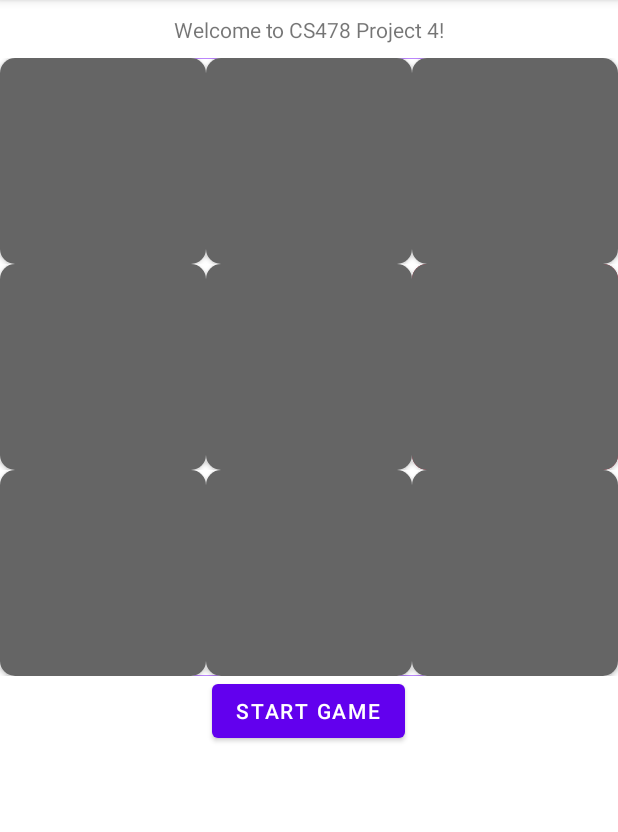
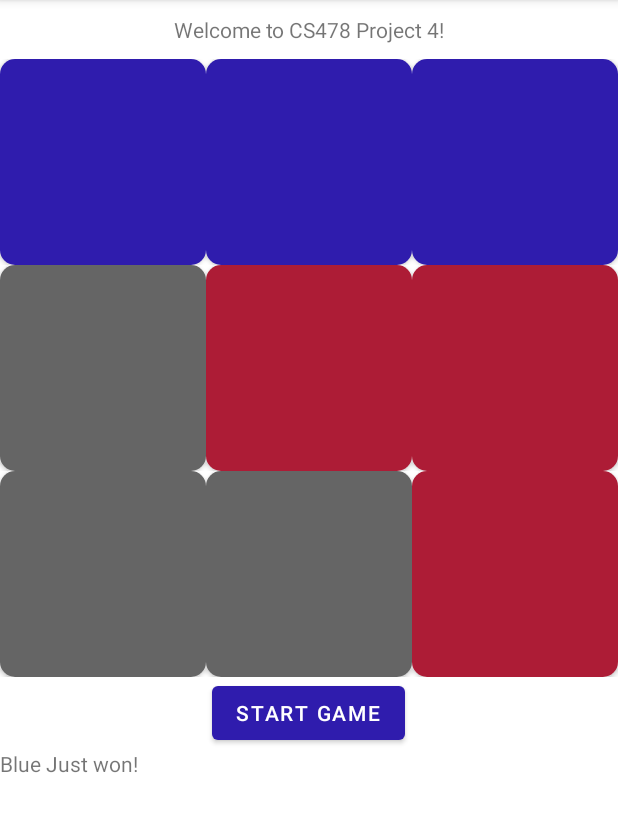
Before and after one commit to GGsource/cs478_ProjectFour, an Android app: the screen it shows after launch (MainActivity), after a tap on "START GAME", on a phone screen of 412 x 824 dp, the part 84-916 px from its top. Run offline under Robolectric (Android 15) with nearby library versions, the phone set to English and light mode, and no system bars.

Commit message:
Can now detect win in initiation phase

```diff
--- /dev/null
+++ b/app/src/main/java/edu/uic/cs478/s2023/projectfour/GamerHandler.java
@@ -0,0 +1,29 @@
+package edu.uic.cs478.s2023.projectfour;
+
+import android.os.Handler;
+import android.os.Looper;
+import android.os.Message;
+
+public class GamerHandler extends Handler {
+    private static final String TAG = "GamerHandler";
+
+    public static final int RED_JUST_PLAYED = 0;
+    public static final int BLUE_JUST_PLAYED = 1;
+
+    Handler mainHandler = new Handler(Looper.getMainLooper());
+    @Override
+    public void handleMessage(Message msg) {
+        switch (msg.what) {
+            case RED_JUST_PLAYED:
+                mainHandler.post(new Runnable() {
+                    @Override
+                    public void run() {
+
+                    }
+                });
+                break;
+            case BLUE_JUST_PLAYED:
+                break;
+        }
+    }
+}
--- a/app/src/main/java/edu/uic/cs478/s2023/projectfour/GamerThread.java
+++ b/app/src/main/java/edu/uic/cs478/s2023/projectfour/GamerThread.java
@@ -3,17 +3,25 @@ package edu.uic.cs478.s2023.projectfour;
 
 import android.os.Handler;
 import android.os.Looper;
+import android.util.Log;
 
 public class GamerThread extends Thread{
     private static final String TAG = "GamerThread";
 
     public Handler handler;
 
+    public final int THREAD_TEAM;
+
+    GamerThread(int TEAM) {
+        THREAD_TEAM = TEAM;
+    }
+
     @Override
     public void run() {
         Looper.prepare();
 
         handler = new Handler();
+        Log.d(TAG, "run: Thread Started: " + this.getName());
 
         Looper.loop();
     }
--- a/app/src/main/java/edu/uic/cs478/s2023/projectfour/MainActivity.java
+++ b/app/src/main/java/edu/uic/cs478/s2023/projectfour/MainActivity.java
@@ -2,13 +2,16 @@ package edu.uic.cs478.s2023.projectfour;
 
 import androidx.appcompat.app.AppCompatActivity;
 import androidx.cardview.widget.CardView;
+import androidx.core.content.ContextCompat;
 
 import android.os.Bundle;
+import android.util.Log;
 import android.view.View;
 import android.widget.Button;
-import android.widget.ImageView;
+import android.widget.ImageButton;
 import android.widget.TableLayout;
 import android.widget.TableRow;
+import android.widget.TextView;
 import android.widget.Toast;
 
 import java.util.Random;
@@ -16,11 +19,12 @@ import java.util.Random;
 public class MainActivity extends AppCompatActivity {
     TableLayout buttonTable;
     Button startBtn;
-    GamerThread threadRed = new GamerThread();
-    GamerThread threadBlue = new GamerThread();
+    TextView announceView;
     private final int RED = 0;
     private final int BLUE = 1;
-    private  int currentTurn = RED;
+    GamerThread threadRed = new GamerThread(RED);
+    GamerThread threadBlue = new GamerThread(BLUE);
+    private  int lastPlayerMoved = RED;
     private int setupRedCount = 0;
     private int setupBlueCount = 0;
 
@@ -35,60 +39,149 @@ public class MainActivity extends AppCompatActivity {
             TableRow currentRow = (TableRow) buttonTable.getChildAt(rowIndex);
             for (int colIndex = 0; colIndex < 3; colIndex++) {
                 CardView currentCard = (CardView) currentRow.getChildAt(colIndex);
-                currentCard.setOnClickListener(view -> Toast.makeText(MainActivity.this, "Clicked on Row " + buttonTable.indexOfChild(currentRow) + ", Col " + currentRow.indexOfChild(currentCard) + "From: " + Thread.currentThread().getName(), Toast.LENGTH_SHORT).show());
+                currentCard.getChildAt(0).setOnClickListener(view -> Toast.makeText(MainActivity.this, "Clicked on Row " + buttonTable.indexOfChild(currentRow) + ", Col " + currentRow.indexOfChild(currentCard) + " From Thread: " + Thread.currentThread().getName(), Toast.LENGTH_SHORT).show());
             }
         }
+
+//        Start the threads
+        threadRed.start();
+        threadBlue.start();
+
+
         startBtn = findViewById(R.id.buttonStart);
         startBtn.setOnClickListener(new View.OnClickListener() {
+//            TODO: Make it so pressing this again will RESET the game.
             @Override
             public void onClick(View view) {
-                threadRed.start();
-                threadBlue.start();
+                GamerThread firstPlayer;
                 if (new Random().nextBoolean()) {
-                    threadRed.handler.post(new Runnable() {
-                        @Override
-                        public void run() {
-                            makeMove(RED, threadRed);
-                        }
-                    });
+                    firstPlayer = threadRed;
                 }
                 else {
-                    threadBlue.handler.post(new Runnable() {
-                        @Override
-                        public void run() {
-                            makeMove(BLUE, threadBlue);
-                        }
-                    });
+                    firstPlayer = threadBlue;
                 }
+                firstPlayer.handler.post(() -> makeInitialPlacements(firstPlayer.THREAD_TEAM, firstPlayer));
             }
         });
+
+        announceView = findViewById(R.id.announceView);
     }
 
-    private void makeMove(int TEAM, GamerThread givenThread) {
+    public synchronized void makeInitialPlacements(int TEAM, GamerThread givenThread) {
+        if ((TEAM == RED && setupRedCount >= 3) || (TEAM == BLUE && setupBlueCount >= 3)) {
+            return;
+        }
         Random rand = new Random();
-        int row = rand.nextInt(3);
-        int col = rand.nextInt(3);
-        TableRow currentRow = (TableRow) buttonTable.getChildAt(row);
-        CardView currentCard = (CardView) currentRow.getChildAt(col);
-        currentCard.callOnClick(); //Show it being clicked for my own amusement
-        ImageView cell = (ImageView) currentCard.getChildAt(0);
+        ImageButton cell;
+        while (true) {
+            int row = rand.nextInt(3);
+            int col = rand.nextInt(3);
+            TableRow currentRow = (TableRow) buttonTable.getChildAt(row);
+            CardView currentCard = (CardView) currentRow.getChildAt(col);
+            cell = (ImageButton) currentCard.getChildAt(0);
+            if (cell.getContentDescription().toString().equals("N")) {
+                currentCard.callOnClick(); //Show it being clicked for my own amusement
+                break;
+            }
+        }
+        Log.d("GamerMove", "makeMove: About to send ui modification request from " + givenThread.getName());
+
+        lastPlayerMoved = TEAM;
 
         Runnable updateTile;
-
+        ImageButton finalCell = cell;
         if (TEAM == RED) {
-            updateTile = () -> cell.setBackgroundResource(R.drawable.tile_red);
+            updateTile = () -> {
+                finalCell.setBackgroundResource(R.drawable.tile_red);
+                finalCell.setContentDescription("R");
+                Log.d("GamerUIPost", "makeMove: Just modified UI with Red move from " + Thread.currentThread().getName());
+                startBtn.setBackgroundColor(ContextCompat.getColor(this, R.color.teamRed));
+                if (isWinner(TEAM)){
+                    announceView.setText("Red Just won!");
+                    return;
+                } else {
+                    announceView.setText("Red's last move did not result in a win.");
+                }
+                threadBlue.handler.post(() -> makeInitialPlacements(BLUE, threadBlue));
+            };
+            setupRedCount += 1;
         } else {
-            updateTile = () -> cell.setBackgroundResource(R.drawable.tile_blue);
+            updateTile = () -> {
+                finalCell.setBackgroundResource(R.drawable.tile_blue);
+                finalCell.setContentDescription("B");
+                Log.d("GamerUIPost", "makeMove: Just modified UI with Blue move from " + Thread.currentThread().getName());
+                startBtn.setBackgroundColor(ContextCompat.getColor(this, R.color.teamBlue));
+                if (isWinner(TEAM)){
+                    announceView.setText("Blue Just won!");
+                    return;
+                } else {
+                    announceView.setText("Blue's last move did not result in a win.");
+                }
+                threadRed.handler.post(() -> makeInitialPlacements(RED, threadRed));
+            };
+            setupBlueCount += 1;
         }
-
-//        Tell the UI thread what we wanted to do
-        runOnUiThread(updateTile);
 
 //        Wait 3 seconds to make it visible to the users
         try {
-            Thread.sleep(3000);
+            Thread.sleep(500);
         } catch (InterruptedException e) {
             throw new RuntimeException(e);
         }
+//        Tell the UI thread what we wanted to do
+        runOnUiThread(updateTile);
+    }
+
+    private boolean isWinner(int givenTEAM) {
+        TableRow topRow = (TableRow) buttonTable.getChildAt(0);
+        TableRow midRow = (TableRow) buttonTable.getChildAt(1);
+        TableRow btmRow = (TableRow) buttonTable.getChildAt(2);
+        ImageButton btnLeftTop = (ImageButton)((CardView) topRow.getChildAt(0)).getChildAt(0);
+        ImageButton btnLeftMiddle = (ImageButton)((CardView) midRow.getChildAt(0)).getChildAt(0);
+        ImageButton btnLeftBottom = (ImageButton)((CardView) btmRow.getChildAt(0)).getChildAt(0);
+        ImageButton btnMiddleTop = (ImageButton)((CardView) topRow.getChildAt(1)).getChildAt(0);
+        ImageButton btnMiddleMiddle = (ImageButton)((CardView) midRow.getChildAt(1)).getChildAt(0);
+        ImageButton btnMiddleBottom = (ImageButton)((CardView) btmRow.getChildAt(1)).getChildAt(0);
+        ImageButton btnRightTop = (ImageButton)((CardView) topRow.getChildAt(2)).getChildAt(0);
+        ImageButton btnRightMiddle = (ImageButton)((CardView) midRow.getChildAt(2)).getChildAt(0);
+        ImageButton btnRightBottom = (ImageButton)((CardView) btmRow.getChildAt(2)).getChildAt(0);
+        ImageButton[][] btnsByRow = {{btnLeftTop,btnMiddleTop,btnRightTop},{btnLeftMiddle,btnMiddleMiddle,btnRightMiddle},{btnLeftBottom,btnMiddleBottom,btnRightBottom}};
+        ImageButton[][] btnsByCol = {{btnLeftTop,btnLeftMiddle,btnLeftBottom},{btnMiddleTop,btnMiddleMiddle,btnMiddleBottom},{btnRightTop,btnRightMiddle,btnRightBottom}};
+
+//        First check rows for matching color
+        for (ImageButton[] row : btnsByRow) {
+            switch (givenTEAM) {
+                case RED:
+                    if (isRed(row[0]) && isRed(row[1]) && isRed(row[2]))
+                        return true;
+                    break;
+                case BLUE:
+                    if (isBlue(row[0]) && isBlue(row[1]) && isBlue(row[2]))
+                        return true;
+                    break;
+            }
+        }
+//        No win found in rows, check columns
+        for (ImageButton[] col : btnsByCol) {
+            switch (givenTEAM) {
+                case RED:
+                    if (isRed(col[0]) && isRed(col[1]) && isRed(col[2]))
+                        return true;
+                    break;
+                case BLUE:
+                    if (isBlue(col[0]) && isBlue(col[1]) && isBlue(col[2]))
+                        return true;
+                    break;
+            }
+        }
+//        No matching row or column found. No winna.
+        return false;
+    }
+
+    private boolean isRed(ImageButton b) {
+        return b.getContentDescription().toString().equals("R");
+    }
+    private  boolean isBlue(ImageButton b) {
+        return b.getContentDescription().toString().equals("B");
     }
 }
--- a/app/src/main/res/layout/activity_main.xml
+++ b/app/src/main/res/layout/activity_main.xml
@@ -7,9 +7,6 @@
     android:orientation="vertical"
     tools:context=".MainActivity"
     android:gravity="center_horizontal"
-    android:divider="@color/purple_200"
-    android:dividerPadding="10sp"
-    android:showDividers="middle"
     >
 
     <TextView
@@ -53,12 +50,13 @@
                     android:layout_width="0sp"
                     android:layout_height="match_parent"
                     android:layout_weight="1" >
-                    <ImageView
+                    <ImageButton
                         android:id="@+id/buttonTopOne"
+                        android:contentDescription="N"
                         android:layout_height="match_parent"
                         android:layout_width="match_parent"
                         android:scaleType="fitXY"
-                        android:src="@drawable/tile_neutral" />
+                        android:background="@drawable/tile_neutral" />
                 </androidx.cardview.widget.CardView>
 
                 <androidx.cardview.widget.CardView
@@ -67,12 +65,13 @@
                     android:layout_height="match_parent"
                     android:layout_weight="1" >
 
-                    <ImageView
+                    <ImageButton
                         android:id="@+id/buttonTopTwo"
+                        android:contentDescription="N"
                         android:layout_width="match_parent"
                         android:layout_height="match_parent"
                         android:scaleType="fitXY"
-                        android:src="@drawable/tile_neutral" />
+                        android:background="@drawable/tile_neutral" />
                 </androidx.cardview.widget.CardView>
 
                 <androidx.cardview.widget.CardView
@@ -81,12 +80,13 @@
                     android:layout_height="match_parent"
                     android:layout_weight="1" >
 
-                    <ImageView
+                    <ImageButton
                         android:id="@+id/buttonTopThree"
+                        android:contentDescription="N"
                         android:layout_width="match_parent"
                         android:layout_height="match_parent"
                         android:scaleType="fitXY"
-                        android:src="@drawable/tile_neutral" />
+                        android:background="@drawable/tile_neutral" />
                 </androidx.cardview.widget.CardView>
 
             </TableRow>
@@ -100,12 +100,13 @@
                     android:layout_width="0sp"
                     android:layout_height="match_parent"
                     android:layout_weight="1" >
-                    <ImageView
+                    <ImageButton
                         android:id="@+id/buttonMidOne"
+                        android:contentDescription="N"
                         android:layout_height="match_parent"
                         android:layout_width="match_parent"
                         android:scaleType="fitXY"
-                        android:src="@drawable/tile_neutral" />
+                        android:background="@drawable/tile_neutral" />
                 </androidx.cardview.widget.CardView>
 
                 <androidx.cardview.widget.CardView
@@ -114,12 +115,13 @@
                     android:layout_height="match_parent"
                     android:layout_weight="1" >
 
-                    <ImageView
+                    <ImageButton
                         android:id="@+id/buttonMidTwo"
+                        android:contentDescription="N"
                         android:layout_width="match_parent"
                         android:layout_height="match_parent"
                         android:scaleType="fitXY"
-                        android:src="@drawable/tile_neutral" />
+                        android:background="@drawable/tile_neutral" />
                 </androidx.cardview.widget.CardView>
 
                 <androidx.cardview.widget.CardView
@@ -128,12 +130,13 @@
                     android:layout_height="match_parent"
                     android:layout_weight="1" >
 
-                    <ImageView
+                    <ImageButton
                         android:id="@+id/buttonMidThree"
+                        android:contentDescription="N"
                         android:layout_width="match_parent"
                         android:layout_height="match_parent"
                         android:scaleType="fitXY"
-                        android:src="@drawable/tile_neutral" />
+                        android:background="@drawable/tile_neutral" />
                 </androidx.cardview.widget.CardView>
             </TableRow>
 
@@ -146,12 +149,13 @@
                     android:layout_width="0sp"
                     android:layout_height="match_parent"
                     android:layout_weight="1" >
-                    <ImageView
+                    <ImageButton
                         android:id="@+id/buttonBtmOne"
+                        android:contentDescription="N"
                         android:layout_height="match_parent"
                         android:layout_width="match_parent"
                         android:scaleType="fitXY"
-                        android:src="@drawable/tile_neutral"
+                        android:background="@drawable/tile_neutral"
                         />
                 </androidx.cardview.widget.CardView>
 
@@ -161,12 +165,13 @@
                     android:layout_height="match_parent"
                     android:layout_weight="1" >
 
-                    <ImageView
+                    <ImageButton
                         android:id="@+id/buttonBtmTwo"
+                        android:contentDescription="N"
                         android:layout_width="match_parent"
                         android:layout_height="match_parent"
                         android:scaleType="fitXY"
-                        android:src="@drawable/tile_neutral" />
+                        android:background="@drawable/tile_neutral" />
                 </androidx.cardview.widget.CardView>
 
                 <androidx.cardview.widget.CardView
@@ -175,12 +180,13 @@
                     android:layout_height="match_parent"
                     android:layout_weight="1" >
 
-                    <ImageView
+                    <ImageButton
                         android:id="@+id/buttonBtmThree"
+                        android:contentDescription="N"
                         android:layout_width="match_parent"
                         android:layout_height="match_parent"
                         android:scaleType="fitXY"
-                        android:src="@drawable/tile_neutral" />
+                        android:background="@drawable/tile_neutral" />
                 </androidx.cardview.widget.CardView>
             </TableRow>
         </TableLayout>
@@ -192,4 +198,10 @@
         android:layout_height="wrap_content"
         android:text="@string/start_game" />
 
+    <TextView
+        android:id="@+id/announceView"
+        android:layout_width="match_parent"
+        android:layout_height="wrap_content"
+        android:text="TextView" />
+
 </LinearLayout>
--- a/app/src/main/res/values/colors.xml
+++ b/app/src/main/res/values/colors.xml
@@ -7,4 +7,6 @@
     <color name="teal_700">#FF018786</color>
     <color name="black">#FF000000</color>
     <color name="white">#FFFFFFFF</color>
+    <color name="teamRed">#ad1c36</color>
+    <color name="teamBlue">#2f1cad</color>
 </resources>
--- a/app/src/main/res/values/strings.xml
+++ b/app/src/main/res/values/strings.xml
@@ -1,4 +1,5 @@
 <resources>
     <string name="app_name">ProjectFour</string>
     <string name="start_game">Start Game</string>
+    <string name="post_job">Post Job to Red Thread</string>
 </resources>
```
